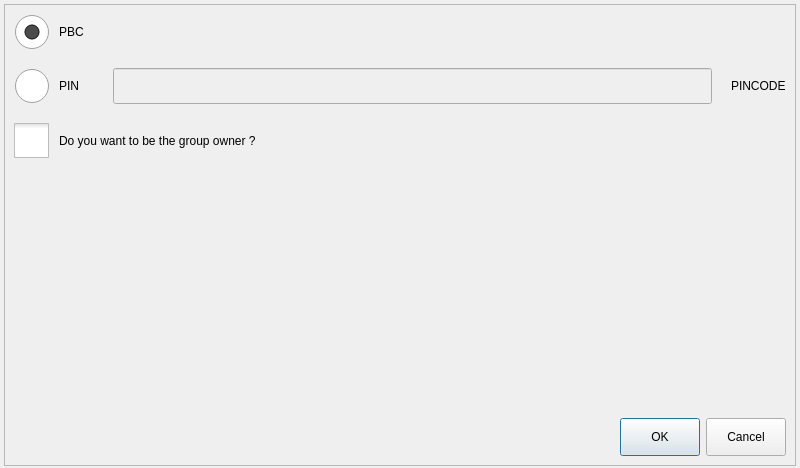
The window that ui/mainwindow.ui (TI-ECS/wifi-direct-demo) describes before a commit, drawn with Qt 5.
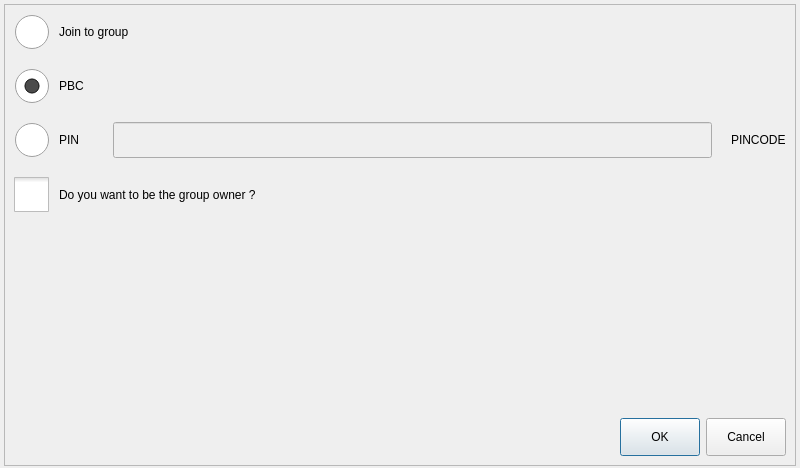
The same window after the commit. The open tabs and pages were chosen to show the change. Icons and pictures are not drawn.

Commit message: [ui] Adding the option to connect to a group

The edit to the form file:
```diff
--- a/ui/mainwindow.ui
+++ b/ui/mainwindow.ui
@@ -644,6 +644,13 @@
            <property name="spacing">
             <number>19</number>
            </property>
+           <item>
+            <widget class="QRadioButton" name="joinGroupRadioButton">
+             <property name="text">
+              <string>Join to group</string>
+             </property>
+            </widget>
+           </item>
            <item>
             <widget class="QRadioButton" name="pbcRadioButton">
              <property name="text">
```
Left out of the diff: 88 changed lines with no effect on the pictures.
